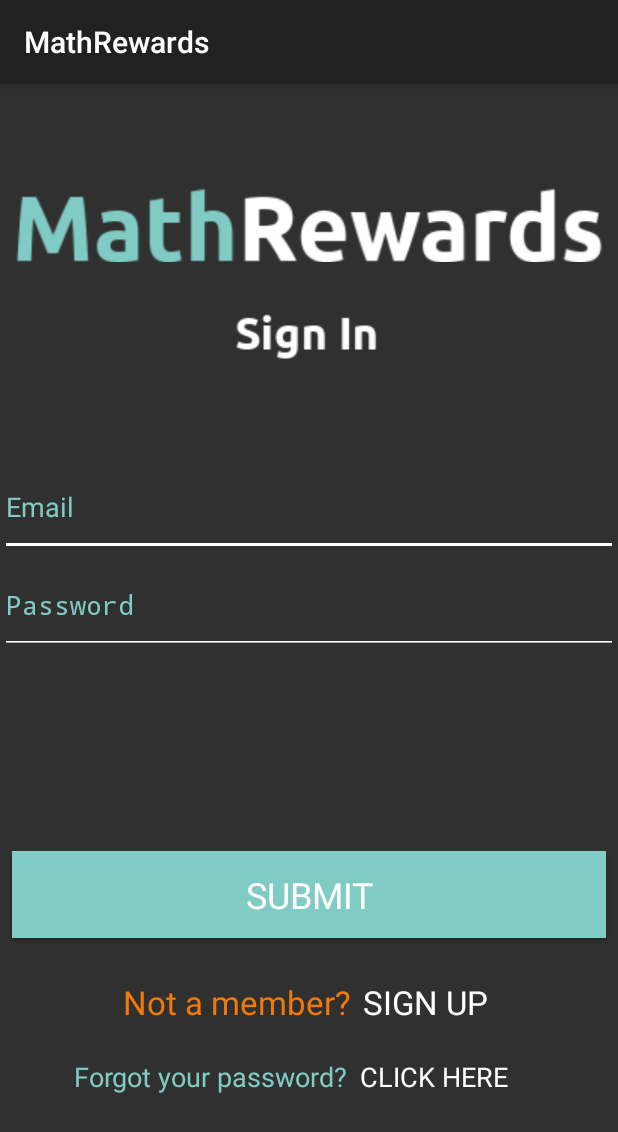
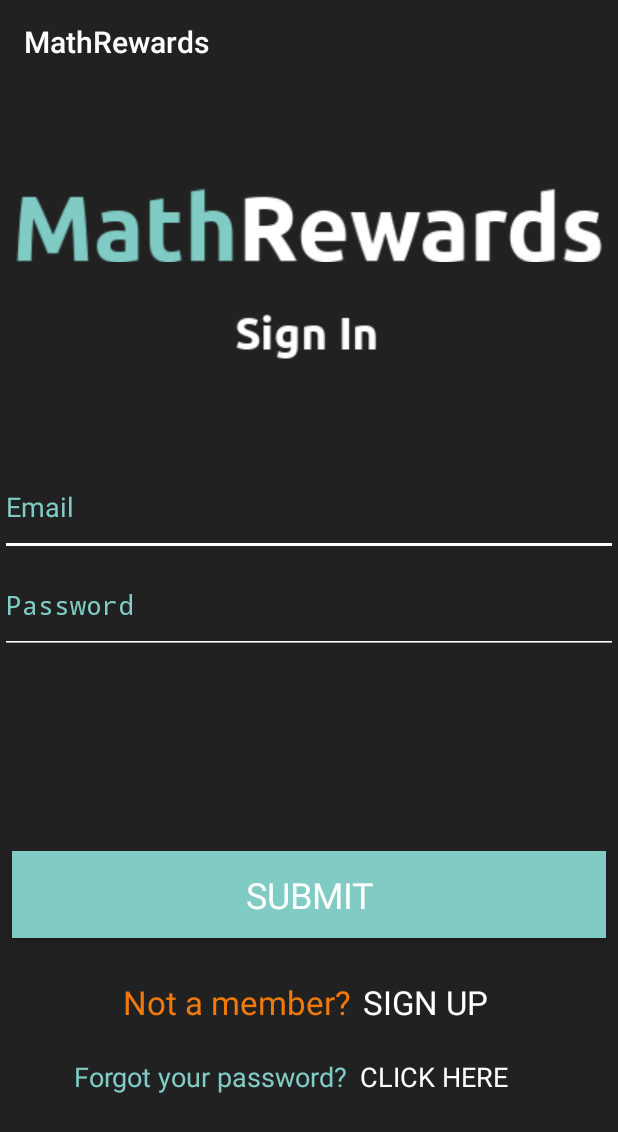
Before and after one commit to jbad505/MathRewards, an Android app: the screen it shows after launch (LoginActivity), on a phone screen of 412 x 824 dp. Shown: the top 1132 px of the screen. Run offline under Robolectric (Android 15) with nearby library versions, the phone set to English and light mode, and no system bars.

Commit message:
Updated register user logic. Added focus for empty or invalid fields. Adjusted background color to a darker black for MainActivity, LoginActivity, and RegisterActivity.

```diff
--- a/MathRewards/app/build.gradle
+++ b/MathRewards/app/build.gradle
@@ -1,4 +1,5 @@
 apply plugin: 'com.android.application'
+apply plugin: 'com.google.gms.google-services'
 
 android {
     compileSdkVersion 28
@@ -20,5 +21,5 @@ android {
 dependencies {
     implementation fileTree(dir: 'libs', include: ['*.jar'])
     implementation 'com.android.support.constraint:constraint-layout:1.1.3'
-    implementation 'com.android.support:gridlayout-v7:28.0.0'
+    implementation 'com.google.firebase:firebase-auth:16.1.0'
 }
--- a/MathRewards/app/src/main/res/layout/activity_login.xml
+++ b/MathRewards/app/src/main/res/layout/activity_login.xml
@@ -4,6 +4,7 @@
     xmlns:tools="http://schemas.android.com/tools"
     android:layout_width="match_parent"
     android:layout_height="match_parent"
+    android:background="?android:attr/colorEdgeEffect"
     android:orientation="vertical"
     tools:context=".LoginActivity">
 
@@ -11,7 +12,7 @@
         android:id="@+id/login_button_layout"
         android:layout_width="0dp"
         android:layout_height="208dp"
-        android:background="?android:attr/colorBackground"
+        android:background="?android:attr/colorEdgeEffect"
         app:layout_constraintBottom_toBottomOf="parent"
         app:layout_constraintEnd_toEndOf="parent"
         app:layout_constraintHorizontal_bias="0.0"
@@ -25,8 +26,8 @@
             android:layout_marginStart="8dp"
             android:layout_marginEnd="8dp"
             android:background="?android:attr/colorAccent"
+            android:onClick="submit"
             android:text="@string/submit"
-            android:onClick="submit"
             android:textColor="@android:color/white"
             android:textSize="24sp"
             android:typeface="sans"
@@ -117,7 +118,7 @@
         android:layout_width="0dp"
         android:layout_height="212dp"
         android:layout_marginTop="16dp"
-        android:background="?android:attr/colorBackground"
+        android:background="?android:attr/colorEdgeEffect"
         app:layout_constraintEnd_toEndOf="parent"
         app:layout_constraintHorizontal_bias="0.0"
         app:layout_constraintStart_toStartOf="parent"
@@ -128,6 +129,7 @@
             android:layout_width="0dp"
             android:layout_height="65dp"
             android:layout_marginTop="8dp"
+            android:autofillHints=""
             android:backgroundTint="@android:color/white"
             android:ems="10"
             android:hint="@string/email"
@@ -140,14 +142,14 @@
             app:layout_constraintHorizontal_bias="0.0"
             app:layout_constraintStart_toStartOf="parent"
             app:layout_constraintTop_toTopOf="parent"
-            app:layout_constraintVertical_bias="1.0"
-            android:autofillHints="" />
+            app:layout_constraintVertical_bias="1.0" />
 
         <EditText
             android:id="@+id/login_password_field"
             android:layout_width="0dp"
             android:layout_height="65dp"
             android:layout_marginBottom="48dp"
+            android:autofillHints=""
             android:backgroundTint="@android:color/white"
             android:ems="10"
             android:hint="@string/password"
@@ -158,15 +160,14 @@
             app:layout_constraintBottom_toBottomOf="parent"
             app:layout_constraintEnd_toEndOf="parent"
             app:layout_constraintHorizontal_bias="1.0"
-            app:layout_constraintStart_toStartOf="parent"
-            android:autofillHints="" />
+            app:layout_constraintStart_toStartOf="parent" />
     </android.support.constraint.ConstraintLayout>
 
     <android.support.constraint.ConstraintLayout
         android:id="@+id/login_message_layout"
         android:layout_width="0dp"
         android:layout_height="200dp"
-android:background="?android:attr/colorBackground"
+        android:background="?android:attr/colorEdgeEffect"
         app:layout_constraintBottom_toBottomOf="parent"
         app:layout_constraintEnd_toEndOf="parent"
         app:layout_constraintHorizontal_bias="0.0"
@@ -182,25 +183,25 @@ app:layout_constraintVertical_bias="0.0">
             android:layout_marginTop="36dp"
             android:layout_marginEnd="8dp"
             android:layout_marginBottom="8dp"
+            android:contentDescription="@string/todo"
             android:src="@drawable/mathrewardslogo"
             app:layout_constraintBottom_toTopOf="@+id/signup_substring"
             app:layout_constraintEnd_toEndOf="parent"
             app:layout_constraintHorizontal_bias="1.0"
             app:layout_constraintStart_toStartOf="parent"
-        app:layout_constraintTop_toTopOf="parent"
-        android:contentDescription="@string/todo" />
+            app:layout_constraintTop_toTopOf="parent" />
 
         <ImageView
             android:id="@+id/signup_substring"
             android:layout_width="wrap_content"
             android:layout_height="wrap_content"
             android:layout_marginBottom="16dp"
+            android:contentDescription="TODO"
             android:src="@drawable/signin"
             app:layout_constraintBottom_toBottomOf="parent"
             app:layout_constraintEnd_toEndOf="parent"
             app:layout_constraintHorizontal_bias="0.498"
-        app:layout_constraintStart_toStartOf="parent"
-        android:contentDescription="TODO" />
+            app:layout_constraintStart_toStartOf="parent" />
     </android.support.constraint.ConstraintLayout>
 
 </android.support.constraint.ConstraintLayout>
--- a/MathRewards/app/src/main/res/layout/activity_register.xml
+++ b/MathRewards/app/src/main/res/layout/activity_register.xml
@@ -44,7 +44,7 @@
         android:id="@+id/field_layout"
         android:layout_width="0dp"
         android:layout_height="337dp"
-        android:background="?android:attr/colorBackground"
+        android:background="?android:attr/colorEdgeEffect"
         app:layout_constraintEnd_toEndOf="parent"
         app:layout_constraintHorizontal_bias="0.0"
         app:layout_constraintStart_toStartOf="parent"
@@ -119,7 +119,7 @@
         android:id="@+id/register_message_layout"
         android:layout_width="0dp"
         android:layout_height="193dp"
-        android:background="?android:attr/colorBackground"
+        android:background="?android:attr/colorEdgeEffect"
         app:layout_constraintBottom_toBottomOf="parent"
         app:layout_constraintEnd_toEndOf="parent"
         app:layout_constraintHorizontal_bias="0.0"
--- a/MathRewards/build.gradle
+++ b/MathRewards/build.gradle
@@ -8,7 +8,7 @@ buildscript {
     }
     dependencies {
         classpath 'com.android.tools.build:gradle:3.2.1'
-
+        classpath 'com.google.gms:google-services:4.0.1'
 
         // NOTE: Do not place your application dependencies here; they belong
         // in the individual module build.gradle files
```
Also changed, not shown: MathRewards/app/src/main/java/com/thedevstack/jb/mathrewards/RegisterActivity.java (+43 -14 lines), MathRewards/app/src/main/res/layout/activity_main.xml (+5 -3 lines). Lines whose indentation alone changed are shown as unchanged.
